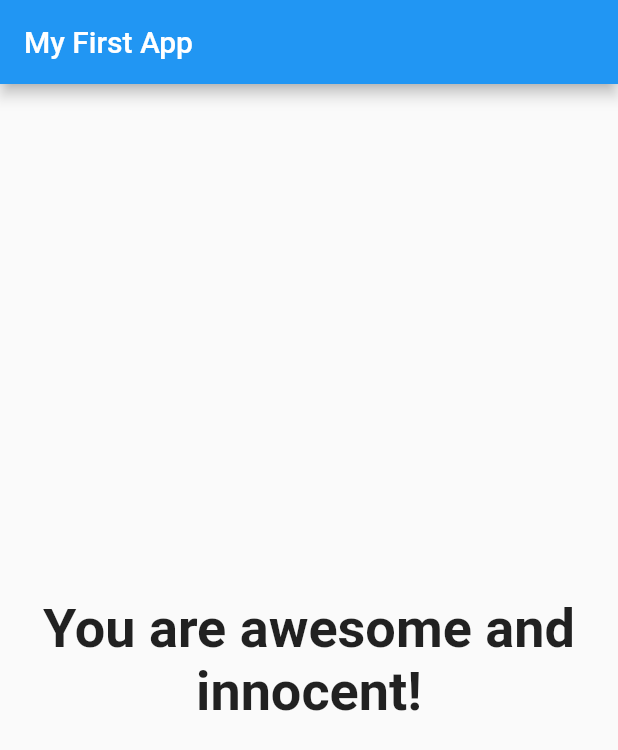
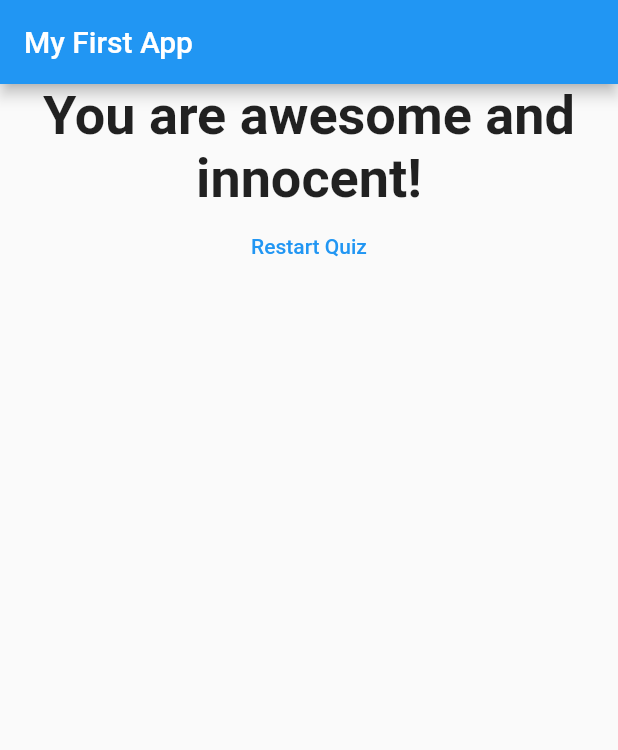
Before and after one commit to Jarkkohei/flutter_quiz_app, a Flutter app: the screen it shows after launch, after a tap on "Blue", after a tap on "Lion", after a tap on "Cycling", on a phone screen of 412 x 824 dp. Shown: the top 750 px of the screen. Run offline on Flutter 3.47's test engine with Material 2 defaults, Android fonts, the phone set to English and light mode, and no system bars.

Commit message:
Implement resetting the quiz

```diff
--- a/lib/main.dart
+++ b/lib/main.dart
@@ -46,6 +46,13 @@ class _MyAppState extends State<MyApp> {
   var _questionIndex = 0;
   var _totalScore = 0;
 
+  void _resetQuiz() {
+    setState(() {
+      _questionIndex = 0;
+      _totalScore = 0;
+    });
+  }
+
   void _answerQuestion(int score) {
     //_totalScore = _totalScore + score;
     //or
@@ -76,7 +83,7 @@ class _MyAppState extends State<MyApp> {
                 questions: _questions,
                 questionIndex: _questionIndex,
               )
-            : Result(_totalScore),
+            : Result(_totalScore, _resetQuiz),
       ),
     );
   }
--- a/lib/result.dart
+++ b/lib/result.dart
@@ -2,8 +2,9 @@ import 'package:flutter/material.dart';
 
 class Result extends StatelessWidget {
   final int resultScore;
+  final Function resetHandler;
 
-  Result(this.resultScore);
+  Result(this.resultScore, this.resetHandler);
 
   String get resultPhrase {
     String resultText;
@@ -23,10 +24,15 @@ class Result extends StatelessWidget {
   @override
   Widget build(BuildContext context) {
     return Center(
-      child: Text(
-        resultPhrase,
-        style: TextStyle(fontSize: 36, fontWeight: FontWeight.bold),
-        textAlign: TextAlign.center,
+      child: Column(
+        children: <Widget>[
+          Text(
+            resultPhrase,
+            style: TextStyle(fontSize: 36, fontWeight: FontWeight.bold),
+            textAlign: TextAlign.center,
+          ),
+          FlatButton(child: Text('Restart Quiz'), textColor: Colors.blue, onPressed: resetHandler,),
+        ],
       ),
     );
   }
```
